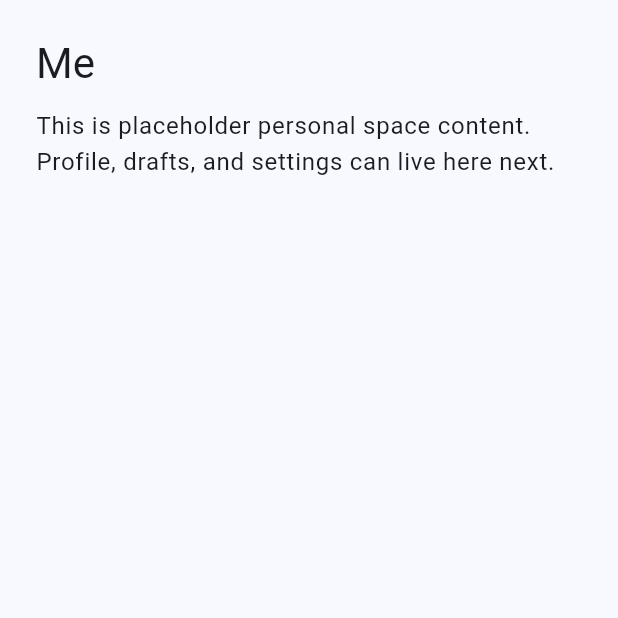
After one commit to 23r0c001/flutter.posts, a Flutter app: the MeHomePage screen opened by its route, on a phone screen of 412 x 824 dp, the top half of it. The commit adds this screen. Run offline on Flutter 3.47's test engine with Material 3 defaults, Android fonts, the phone set to English and light mode, and no system bars; our stand-ins replace go_router; missing offline and left inert: dart:html.

Commit message:
Add community and user profile routes, update sidebar navigation

```diff
--- a/lib/src/routing/app_router.dart
+++ b/lib/src/routing/app_router.dart
@@ -4,6 +4,7 @@ import 'package:go_router/go_router.dart';
 
 import '../shared/constants/app_routes.dart';
 import '../views/forum_home/forum_shell.dart';
+import '../views/forum_home/me_home_page.dart';
 import '../views/forum_home/thread_comments_page.dart';
 import '../views/forum_home/widgets/post_list.dart';
 
@@ -17,10 +18,15 @@ final GoRouter appRouter = GoRouter(
       builder: (context, state, child) => ForumShell(child: child),
       routes: [
         GoRoute(
-          path: '/',
+          path: AppRoutes.communityPath,
           // Forum feed entry route.
           pageBuilder: (context, state) =>
               _buildAdaptivePage(state: state, child: const PostList()),
+        ),
+        GoRoute(
+          path: AppRoutes.mePath,
+          pageBuilder: (context, state) =>
+              _buildAdaptivePage(state: state, child: const MeHomePage()),
         ),
         GoRoute(
           // Reddit-like thread route:
--- a/lib/src/shared/constants/app_routes.dart
+++ b/lib/src/shared/constants/app_routes.dart
@@ -3,6 +3,12 @@
 /// Keeping these in one file makes it easy to switch from `/t` to `/r`
 /// later without chasing string literals across routing and widgets.
 class AppRoutes {
+  /// Top-level shell section: community feed.
+  static const String communityPath = '/';
+
+  /// Top-level shell section: user profile/workspace.
+  static const String mePath = '/me';
+
   /// Temporary group prefix (`/t`) while we iterate on routing.
   static const String groupPrefix = 't';
 
--- /dev/null
+++ b/lib/src/views/forum_home/me_home_page.dart
@@ -0,0 +1,22 @@
+import 'package:flutter/material.dart';
+
+/// Placeholder center-pane content for the "Me" section.
+class MeHomePage extends StatelessWidget {
+  const MeHomePage({super.key});
+
+  @override
+  Widget build(BuildContext context) {
+    return ListView(
+      padding: const EdgeInsets.all(24),
+      children: [
+        Text('Me', style: Theme.of(context).textTheme.headlineMedium),
+        const SizedBox(height: 12),
+        Text(
+          'This is placeholder personal space content. '
+          'Profile, drafts, and settings can live here next.',
+          style: Theme.of(context).textTheme.bodyLarge,
+        ),
+      ],
+    );
+  }
+}
```
Also changed, not shown: lib/src/views/forum_home/widgets/sidebar_widget.dart (+59 -2 lines).
